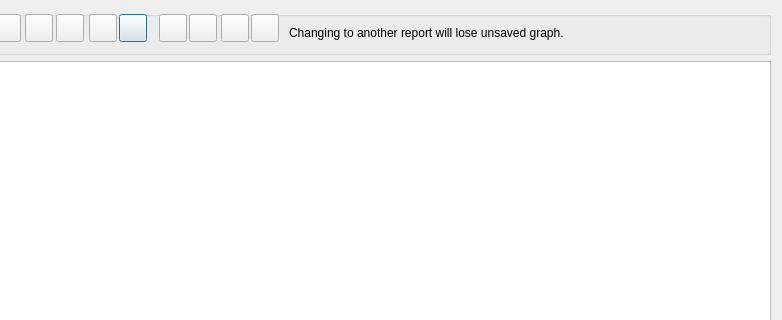
Before: the Qt Designer form src/GUI_UIs/ui_dialog_graph.ui in ccbogel/QualCoder, drawn with Qt 5; both pictures show x 242 to 1024 and y 0 to 320 of the 1024 by 600 pixel window.
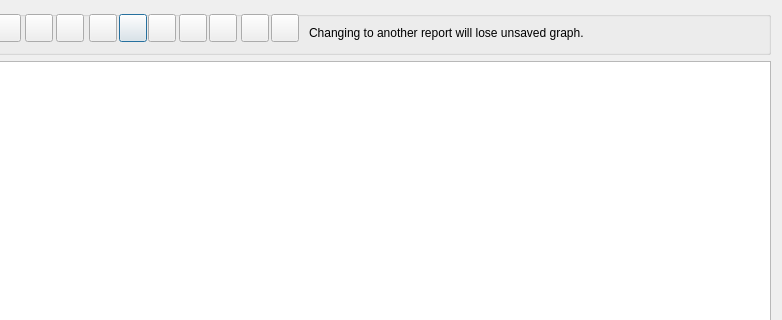
After: the same form once the commit is applied.

Commit message: added another image export button

What changed in the file:
```diff
--- a/src/GUI_UIs/ui_dialog_graph.ui
+++ b/src/GUI_UIs/ui_dialog_graph.ui
@@ -82,7 +82,7 @@
      <widget class="QPushButton" name="pushButton_savegraph">
       <property name="geometry">
        <rect>
-        <x>420</x>
+        <x>440</x>
         <y>3</y>
         <width>28</width>
         <height>28</height>
@@ -98,7 +98,7 @@
      <widget class="QPushButton" name="pushButton_loadgraph">
       <property name="geometry">
        <rect>
-        <x>452</x>
+        <x>472</x>
         <y>3</y>
         <width>28</width>
         <height>28</height>
@@ -115,7 +115,7 @@
      <widget class="QPushButton" name="pushButton_deletegraph">
       <property name="geometry">
        <rect>
-        <x>482</x>
+        <x>502</x>
         <y>3</y>
         <width>28</width>
         <height>28</height>
@@ -211,7 +211,7 @@
      <widget class="QPushButton" name="pushButton_clear">
       <property name="geometry">
        <rect>
-        <x>390</x>
+        <x>410</x>
         <y>3</y>
         <width>28</width>
         <height>28</height>
@@ -227,9 +227,9 @@
      <widget class="QLabel" name="label_loaded_graph">
       <property name="geometry">
        <rect>
-        <x>520</x>
+        <x>540</x>
         <y>2</y>
-        <width>481</width>
+        <width>461</width>
         <height>40</height>
        </rect>
       </property>
@@ -301,6 +301,22 @@
        <string/>
       </property>
      </widget>
+     <widget class="QPushButton" name="pushButton_export_pdf">
+      <property name="geometry">
+       <rect>
+        <x>379</x>
+        <y>3</y>
+        <width>28</width>
+        <height>28</height>
+       </rect>
+      </property>
+      <property name="toolTip">
+       <string>Export Pdf image</string>
+      </property>
+      <property name="text">
+       <string/>
+      </property>
+     </widget>
     </widget>
    </item>
    <item row="1" column="0">
```
